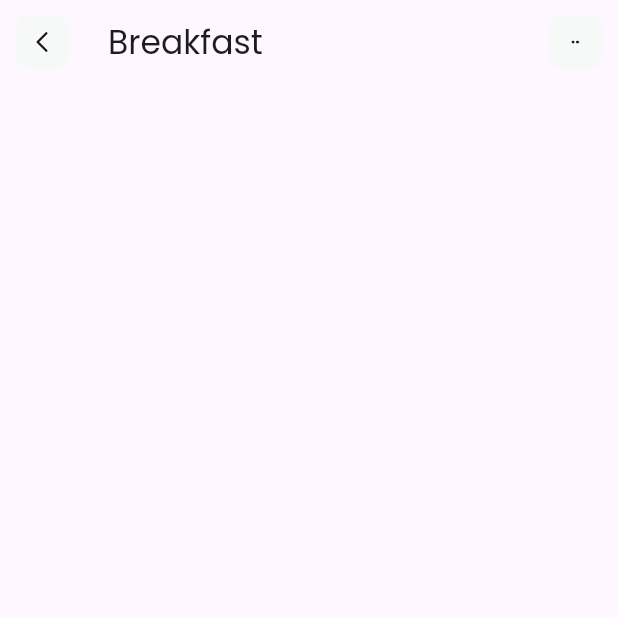
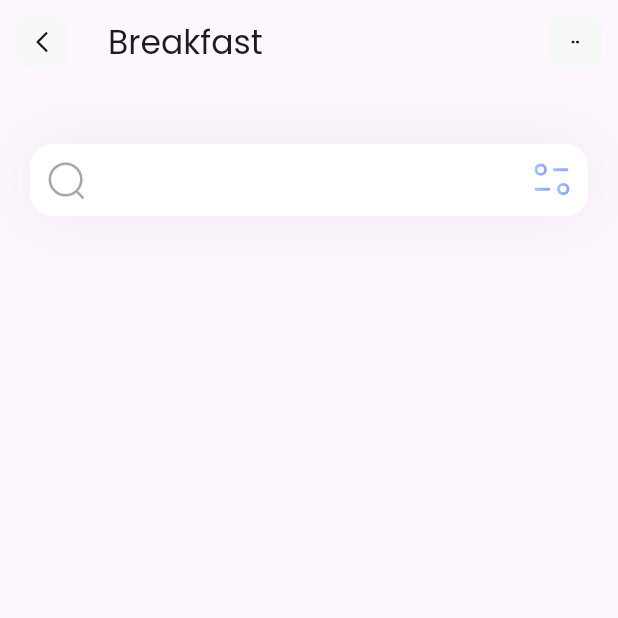
Before and after one commit to yile-li/flutter-fitness, a Flutter app: the screen it shows after launch, on a phone screen of 412 x 824 dp, the top half of it. Run offline on Flutter 3.47's test engine with Material 3 defaults, Android fonts, the phone set to English and light mode, and no system bars; our stand-ins replace flutter_svg.

Commit message:
search textfield

```diff
--- a/lib/pages/home.dart
+++ b/lib/pages/home.dart
@@ -9,8 +9,40 @@ class HomePage extends StatelessWidget {
   @override
   Widget build(BuildContext context) {
     return Scaffold(
-      appBar: appBar(),
-    );
+        appBar: appBar(),
+        body: Column(
+          children: [
+            Container(
+              margin: EdgeInsets.only(top: 40, left: 20, right: 20),
+              decoration: BoxDecoration(
+                  // borderRadius: BorderRadius.circular(12),
+                  boxShadow: [
+                    BoxShadow(
+                      color: Color(0xff1D1617).withOpacity(0.07),
+                      blurRadius: 40,
+                      spreadRadius: 0.0,
+                    )
+                  ]),
+              child: TextField(
+                decoration: InputDecoration(
+                    prefixIcon: Padding(
+                      padding: const EdgeInsets.all(10.0),
+                      child: SvgPicture.asset("assets/icons/Search icon.svg"),
+                    ),
+                    suffixIcon: Padding(
+                      padding: const EdgeInsets.all(8.0),
+                      child: SvgPicture.asset("assets/icons/Filter icon.svg"),
+                    ),
+                    isDense: true,
+                    filled: true,
+                    fillColor: Colors.white,
+                    border: OutlineInputBorder(
+                        borderRadius: BorderRadius.circular(15),
+                        borderSide: BorderSide.none)),
+              ),
+            )
+          ],
+        ));
   }
 
   AppBar appBar() {
--- a/pubspec.yaml
+++ b/pubspec.yaml
@@ -63,6 +63,8 @@ flutter:
   assets:
     - assets/icons/Left Arrow 2.svg
     - assets/icons/Dots icon.svg
+    - assets/icons/Search icon.svg
+    - assets/icons/Filter icon.svg
     # - images/a_dot_ham.jpeg
 
   # An image asset can refer to one or more resolution-specific "variants", see
```
Also changed, not shown: assets/icons/Search icon.svg (added).
